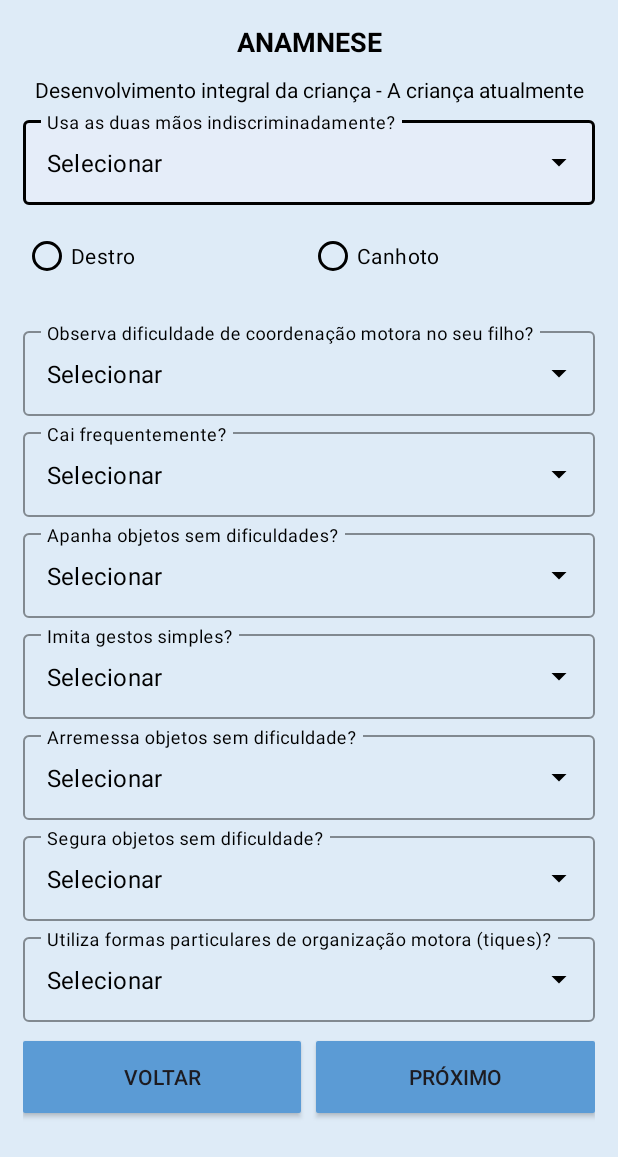
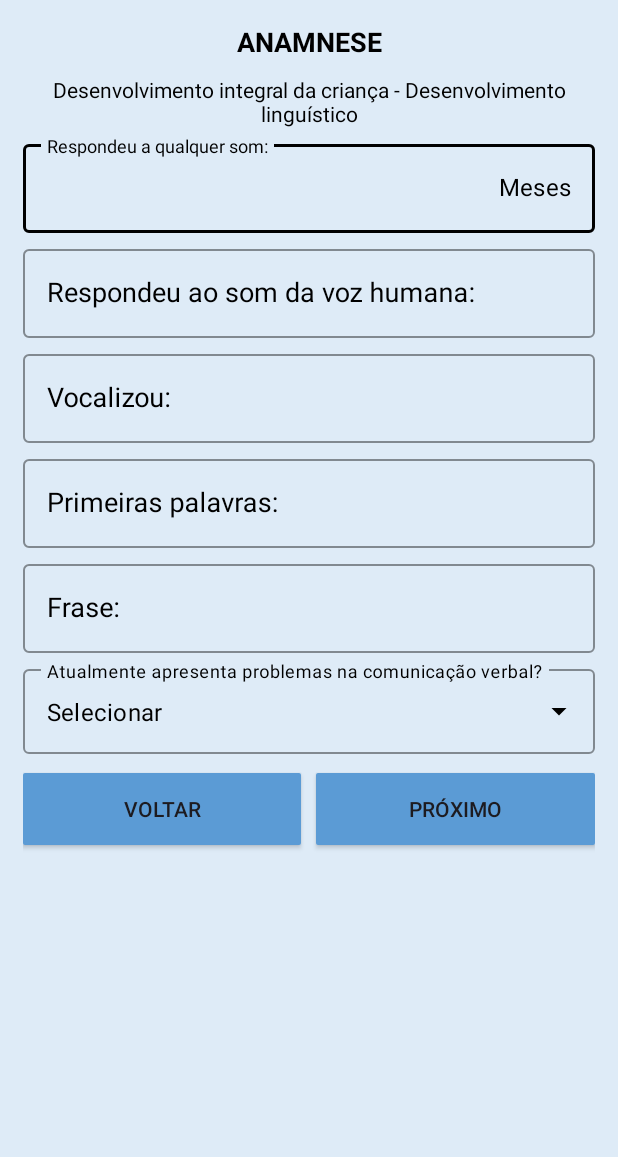
Before and after one commit to Alberinando/teadapta_1.0, an Android app: the anamneseDesenvolvimentoCrianca screen opened directly, with no data from a screen before it, after a tap on "PRÓXIMO", on a phone screen of 412 x 824 dp. Shown: the top 1157 px of the screen. Run offline under Robolectric (Android 15) with nearby library versions, the phone set to English and light mode, and no system bars.

Commit message:
Tela Anamnese - Desenvolvimento linguístico

```diff
--- a/app/src/main/AndroidManifest.xml
+++ b/app/src/main/AndroidManifest.xml
@@ -12,6 +12,9 @@
         android:supportsRtl="true"
         android:theme="@style/Theme.TEADAPTA"
         tools:targetApi="31">
+        <activity
+            android:name=".anamneseDesenvolvimentoLinguistico"
+            android:exported="false" />
         <activity
             android:name=".anamneseDesenvolvimentoCrianca"
             android:exported="false" />
--- a/app/src/main/java/com/example/teadapta/anamneseDesenvolvimentoCrianca.java
+++ b/app/src/main/java/com/example/teadapta/anamneseDesenvolvimentoCrianca.java
@@ -77,7 +77,7 @@ public class anamneseDesenvolvimentoCrianca extends AppCompatActivity {
     }
 
     public void submit (View view){
-        Intent intent = new Intent(anamneseDesenvolvimentoCrianca.this, com.example.teadapta.anamneseDesenvolvimentoCrianca.class);
+        Intent intent = new Intent(anamneseDesenvolvimentoCrianca.this, com.example.teadapta.anamneseDesenvolvimentoLinguistico.class);
         startActivity(intent);
     }
 }
--- /dev/null
+++ b/app/src/main/java/com/example/teadapta/anamneseDesenvolvimentoLinguistico.java
@@ -0,0 +1,57 @@
+package com.example.teadapta;
+
+import androidx.appcompat.app.AppCompatActivity;
+
+import android.os.Bundle;
+import android.text.Editable;
+import android.text.TextWatcher;
+import android.view.View;
+import android.widget.ArrayAdapter;
+import android.widget.AutoCompleteTextView;
+
+import com.google.android.material.textfield.TextInputLayout;
+
+public class anamneseDesenvolvimentoLinguistico extends AppCompatActivity {
+
+    @Override
+    protected void onCreate(Bundle savedInstanceState) {
+        super.onCreate(savedInstanceState);
+        setContentView(R.layout.activity_anamnese_desenvolvimento_linguistico);
+
+        AutoCompleteTextView escolha = findViewById(R.id.escolha);
+
+        //Escolha de Sim ou Não
+        String[] listaEscolha = getResources().getStringArray(R.array.Escolha);
+        ArrayAdapter<String> adapterEscolha = new ArrayAdapter<String>(this,
+                android.R.layout.simple_dropdown_item_1line, listaEscolha);
+        escolha.setAdapter(adapterEscolha);
+
+        // Adiciona um TextWatcher ao campo de escolha
+        escolha.addTextChangedListener(new TextWatcher() {
+
+            public void beforeTextChanged(CharSequence s, int start, int count, int after) {
+
+            }
+
+            public void onTextChanged(CharSequence s, int start, int before, int count) {
+                // Chamado quando o texto é alterado
+                String escolhaValue = s.toString().trim();
+
+                // Obtenha uma referência ao TextInputLayout e TextInputEditText para o campo de religião
+                TextInputLayout religiaoLayout = findViewById(R.id.outlinedTextFieldreligiao);
+
+                // Verifica se a escolha é "Sim" para mostrar ou ocultar o campo de religião
+                if (escolhaValue.equals("Sim")) {
+                    religiaoLayout.setVisibility(View.VISIBLE);
+                } else {
+                    religiaoLayout.setVisibility(View.GONE);
+                }
+            }
+
+            @Override
+            public void afterTextChanged(Editable s) {
+
+            }
+        });
+    }
+}
--- /dev/null
+++ b/app/src/main/res/layout/activity_anamnese_desenvolvimento_linguistico.xml
@@ -0,0 +1,271 @@
+<?xml version="1.0" encoding="utf-8"?>
+<ScrollView xmlns:android="http://schemas.android.com/apk/res/android"
+    xmlns:tools="http://schemas.android.com/tools"
+    android:layout_width="match_parent"
+    android:layout_height="match_parent"
+    xmlns:app="http://schemas.android.com/apk/res-auto"
+    android:background="#deebf7"
+    tools:context=".anamnese"
+    tools:ignore="SpeakableTextPresentCheck">
+
+    <LinearLayout
+        android:layout_width="match_parent"
+        android:layout_height="wrap_content"
+        android:background="#deebf7"
+        android:orientation="vertical"
+        android:paddingLeft="15dp"
+        android:paddingRight="15dp">
+
+        <TextView
+            android:id="@+id/anamnese"
+            android:layout_width="match_parent"
+            android:layout_height="wrap_content"
+            android:layout_marginTop="15dp"
+            android:layout_marginBottom="10dp"
+            android:text="@string/anamnese"
+            android:textColor="#000000"
+            android:textColorHint="@color/black"
+            android:textAlignment="center"
+            android:textSize="18sp"
+            android:textStyle="bold" />
+
+        <TextView
+            android:id="@+id/pais"
+            android:layout_width="match_parent"
+            android:layout_height="wrap_content"
+            android:text="@string/desenvolvimento_integral_da_crian_a_desenvolvimento_lingu_stico"
+            android:textColor="#000000"
+            android:textAlignment="center" />
+
+        <com.google.android.material.textfield.TextInputLayout
+            android:id="@+id/Field"
+            style="@style/MyTextInputLayout"
+            android:layout_width="match_parent"
+            android:layout_height="wrap_content"
+            android:layout_marginTop="5dp"
+            android:hint="@string/respondeu_a_qualquer_som"
+            android:textColor="#000000"
+            android:textColorHint="@color/black"
+            app:hintTextAppearance="@style/FloatingHint"
+            app:hintTextColor="#000000"
+            app:suffixText="Meses"
+            app:suffixTextColor="@color/black">
+
+            <com.google.android.material.textfield.TextInputEditText
+                style="@style/MyTextInputEditText"
+                android:layout_width="match_parent"
+                android:layout_height="wrap_content"
+                android:digits="0123456789"
+                android:inputType="number"
+                android:maxLength="3"
+                android:textColor="#000000"
+                android:textColorHint="#616161"
+                tools:ignore="RtlHardcoded,VisualLintTextFieldSize" />
+
+        </com.google.android.material.textfield.TextInputLayout>
+
+        <com.google.android.material.textfield.TextInputLayout
+            android:id="@+id/Field2"
+            style="@style/MyTextInputLayout"
+            android:layout_width="match_parent"
+            android:layout_height="wrap_content"
+            android:layout_marginTop="5dp"
+            android:hint="@string/respondeu_ao_som_da_voz_humana"
+            android:textColor="#000000"
+            android:textColorHint="@color/black"
+            app:hintTextAppearance="@style/FloatingHint"
+            app:hintTextColor="#000000"
+            app:suffixText="Meses"
+            app:suffixTextColor="@color/black">
+
+            <com.google.android.material.textfield.TextInputEditText
+                style="@style/MyTextInputEditText"
+                android:layout_width="match_parent"
+                android:layout_height="wrap_content"
+                android:digits="0123456789"
+                android:inputType="number"
+                android:maxLength="3"
+                android:textColor="#000000"
+                android:textColorHint="#616161"
+                tools:ignore="RtlHardcoded,VisualLintTextFieldSize" />
+
+        </com.google.android.material.textfield.TextInputLayout>
+
+        <com.google.android.material.textfield.TextInputLayout
+            android:id="@+id/Field3"
+            style="@style/MyTextInputLayout"
+            android:layout_width="match_parent"
+            android:layout_height="wrap_content"
+            android:layout_marginTop="5dp"
+            android:hint="@string/vocalizou"
+            android:textColor="#000000"
+            android:textColorHint="@color/black"
+            app:hintTextAppearance="@style/FloatingHint"
+            app:hintTextColor="#000000"
+            app:suffixText="Meses"
+            app:suffixTextColor="@color/black">
+
+            <com.google.android.material.textfield.TextInputEditText
+                style="@style/MyTextInputEditText"
+                android:layout_width="match_parent"
+                android:layout_height="wrap_content"
+                android:digits="0123456789"
+                android:inputType="number"
+                android:maxLength="3"
+                android:textColor="#000000"
+                android:textColorHint="#616161"
+                tools:ignore="RtlHardcoded,VisualLintTextFieldSize" />
+
+        </com.google.android.material.textfield.TextInputLayout>
+
+        <com.google.android.material.textfield.TextInputLayout
+            android:id="@+id/Field4"
+            style="@style/MyTextInputLayout"
+            android:layout_width="match_parent"
+            android:layout_height="wrap_content"
+            android:layout_marginTop="5dp"
+            android:hint="@string/primeiras_palavras"
+            android:textColor="#000000"
+            android:textColorHint="@color/black"
+            app:hintTextAppearance="@style/FloatingHint"
+            app:hintTextColor="#000000"
+            app:suffixText="Meses"
+            app:suffixTextColor="@color/black">
+
+            <com.google.android.material.textfield.TextInputEditText
+                style="@style/MyTextInputEditText"
+                android:layout_width="match_parent"
+                android:layout_height="wrap_content"
+                android:digits="0123456789"
+                android:inputType="number"
+                android:maxLength="3"
+                android:textColor="#000000"
+                android:textColorHint="#616161"
+                tools:ignore="RtlHardcoded,VisualLintTextFieldSize" />
+
+        </com.google.android.material.textfield.TextInputLayout>
+
+
+        <com.google.android.material.textfield.TextInputLayout
+            android:id="@+id/Field5"
+            style="@style/MyTextInputLayout"
+            android:layout_width="match_parent"
+            android:layout_height="wrap_content"
+            android:layout_marginTop="5dp"
+            android:hint="@string/frase"
+            android:textColor="#000000"
+            android:textColorHint="@color/black"
+            app:hintTextAppearance="@style/FloatingHint"
+            app:hintTextColor="#000000"
+            app:suffixText="Meses"
+            app:suffixTextColor="@color/black">
+
+            <com.google.android.material.textfield.TextInputEditText
+                style="@style/MyTextInputEditText"
+                android:layout_width="match_parent"
+                android:layout_height="wrap_content"
+                android:digits="0123456789"
+                android:inputType="number"
+                android:maxLength="3"
+                android:textColor="#000000"
+                android:textColorHint="#616161"
+                tools:ignore="RtlHardcoded,VisualLintTextFieldSize" />
+
+        </com.google.android.material.textfield.TextInputLayout>
+
+        <com.google.android.material.textfield.TextInputLayout
+            android:id="@+id/InputLayout"
+            style="@style/Widget.MaterialComponents.TextInputLayout.OutlinedBox.ExposedDropdownMenu"
+            android:layout_width="match_parent"
+            android:layout_height="wrap_content"
+            android:layout_marginTop="5dp"
+            android:hint="@string/atualmente_apresenta_problemas_na_comunica_o_verbal"
+            android:textColor="#000000"
+            android:textColorHint="#000000"
+            app:boxStrokeColor="@color/black"
+            app:endIconTint="@color/black"
+            app:hintTextColor="@color/black"
+            app:layout_constraintTop_toBottomOf="@+id/editTextNome"
+            app:startIconTint="@color/black">
+
+            <AutoCompleteTextView
+                android:id="@+id/escolha"
+                android:layout_width="match_parent"
+                android:layout_height="match_parent"
+                android:layout_weight="1"
+                android:imeOptions="actionNext"
+                android:inputType="none"
+                android:text="@string/selecionar"
+                android:textColor="#000000"
+                android:textColorHighlight="@color/black"
+                android:textColorHint="@color/azul"
+                android:textColorLink="@color/black"
+                android:textCursorDrawable="@color/azul"
+                app:layout_constraintTop_toBottomOf="@+id/InputLayout"
+                tools:ignore="LabelFor,VisualLintTextFieldSize" />
+        </com.google.android.material.textfield.TextInputLayout>
+
+        <com.google.android.material.textfield.TextInputLayout
+            android:id="@+id/outlinedTextFieldreligiao"
+            style="@style/MyTextInputLayout"
+            android:layout_width="match_parent"
+            android:layout_height="wrap_content"
+            android:layout_marginTop="5dp"
+            android:hint="@string/descrever"
+            android:visibility="gone"
+            android:textColor="#000000"
+            android:textColorHint="@color/black"
+            android:textCursorDrawable="@color/black"
+            app:hintTextAppearance="@style/FloatingHint"
+            app:hintTextColor="#000000">
+
+            <com.google.android.material.textfield.TextInputEditText
+                android:id="@+id/religiao"
+                style="@style/MyTextInputEditText"
+                android:layout_width="match_parent"
+                android:layout_height="wrap_content"
+                android:digits="abcdefghijklmnopqrstuvwxyzABCDEFGHIJKLMNOPQRSTUVWXYZáàâãäéêëíîïóòôõöúûüÁÀÂÃÄÉÊËÍÎÏÓÒÔÕÖÚÛÜ "
+                android:inputType="textCapWords|text"
+                android:textColor="#000000"
+                android:textColorHint="#616161"
+                android:onClick="submit"
+                tools:ignore="VisualLintTextFieldSize" />
+
+        </com.google.android.material.textfield.TextInputLayout>
+
+        <LinearLayout
+            android:layout_width="match_parent"
+            android:layout_height="wrap_content"
+            android:layout_marginTop="5dp"
+            android:gravity="center"
+            android:orientation="horizontal">
+
+            <androidx.appcompat.widget.AppCompatButton
+                android:id="@+id/voltar"
+                android:layout_width="0dp"
+                android:layout_height="wrap_content"
+                android:layout_marginTop="10dp"
+                android:layout_marginRight="10dp"
+                android:layout_marginBottom="15dp"
+                android:layout_weight="1"
+                android:background="@drawable/background_button"
+                android:gravity="center|center_horizontal"
+                android:onClick="Back"
+                android:text="@string/voltar"
+                tools:ignore="VisualLintButtonSize" />
+
+            <androidx.appcompat.widget.AppCompatButton
+                android:id="@+id/proximo"
+                android:layout_width="0dp"
+                android:layout_height="wrap_content"
+                android:layout_marginTop="10dp"
+                android:layout_marginBottom="15dp"
+                android:layout_weight="1"
+                android:background="@drawable/background_button"
+                android:gravity="center|center_horizontal"
+                android:onClick="submit"
+                android:text="@string/pr_ximo"
+                tools:ignore="VisualLintButtonSize" />
+        </LinearLayout>
+    </LinearLayout>
+</ScrollView>
--- a/app/src/main/res/layout/activity_anamnese_pais.xml
+++ b/app/src/main/res/layout/activity_anamnese_pais.xml
@@ -347,7 +347,7 @@
             android:layout_width="match_parent"
             android:layout_height="wrap_content"
             android:layout_marginTop="5dp"
-            android:hint="Qual?"
+            android:hint="@string/qual"
             android:visibility="gone"
             android:textColor="#000000"
             android:textColorHint="@color/black"
--- a/app/src/main/res/values/strings.xml
+++ b/app/src/main/res/values/strings.xml
@@ -98,4 +98,14 @@
     <string name="arremessa_objetos_sem_dificuldade">Arremessa objetos sem dificuldade?</string>
     <string name="segura_objetos_sem_dificuldade">Segura objetos sem dificuldade?</string>
     <string name="utiliza_formas_particulares_de_organiza_o_motora_tiques">Utiliza formas particulares de organização motora (tiques)?</string>
+    <string name="desenvolvimento_integral_da_crian_a_desenvolvimento_lingu_stico">Desenvolvimento integral da criança - Desenvolvimento linguístico</string>
+    <string name="respondeu_a_qualquer_som">Respondeu a qualquer som:</string>
+    <string name="respondeu_ao_som_da_voz_humana">Respondeu ao som da voz humana:</string>
+    <string name="vocalizou">Vocalizou:</string>
+    <string name="frase">Frase:</string>
+    <string name="primeiras_palavras">Primeiras palavras:</string>
+    <string name="atualmente_apresenta_problemas_na_comunica_o_verbal">Atualmente apresenta problemas na comunicação verbal?</string>
+    <string name="descrever">Descrever:</string>
+    <string name="qual">Qual?</string>
+
 </resources>
```
